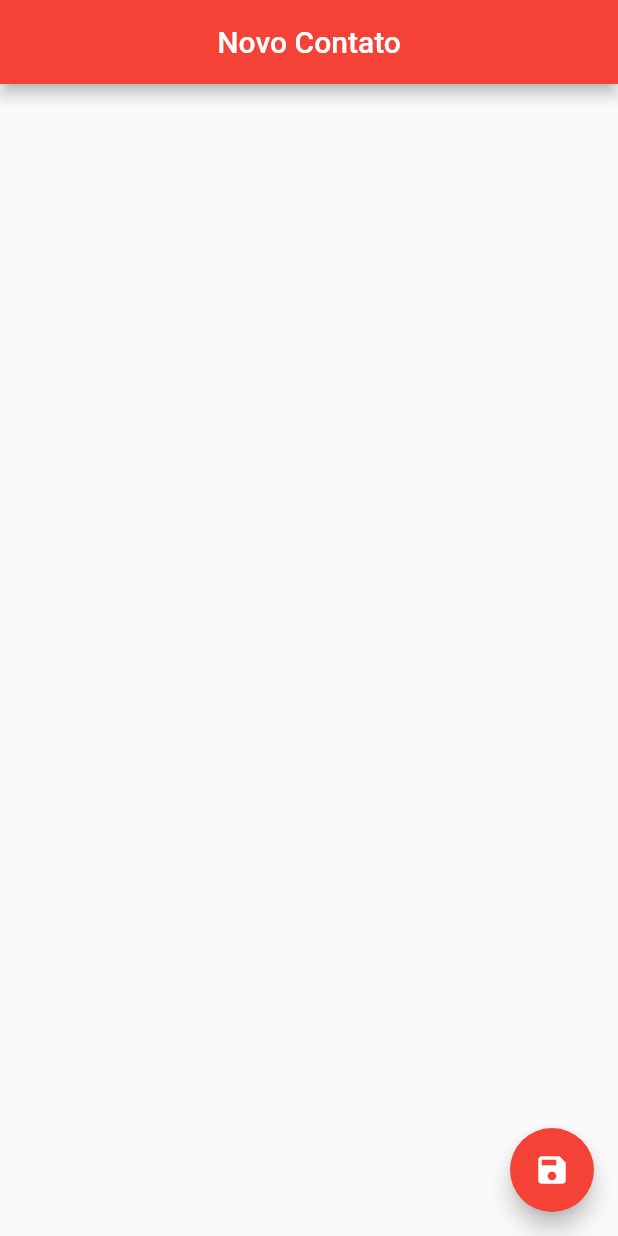
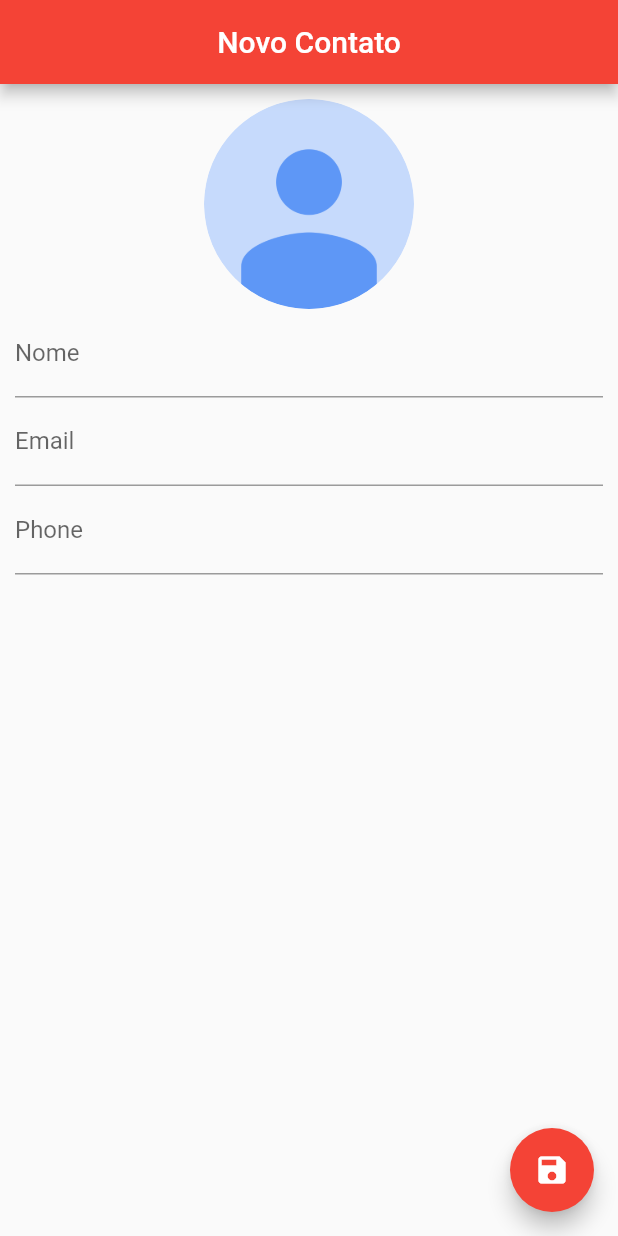
Before and after one commit to leandrorj/flutter_agenda, a Flutter app: the screen it shows after launch, on a phone screen of 412 x 824 dp. Run offline on Flutter 3.47's test engine with Material 2 defaults, Android fonts, the phone set to English and light mode, and no system bars; our stand-ins replace sqflite; accounts and stored records are empty.

Commit message:
layout da tela de contato

```diff
--- a/lib/ui/contact_page.dart
+++ b/lib/ui/contact_page.dart
@@ -1,3 +1,5 @@
+import 'dart:io';
+
 import 'package:flutter/material.dart';
 import 'package:flutter_agenda/helpers/contact_helper.dart';
 
@@ -12,6 +14,11 @@ class ContactPage extends StatefulWidget {
 }
 
 class _ContactPageState extends State<ContactPage> {
+  final _nameController = TextEditingController();
+  final _emailController = TextEditingController();
+  final _phoneController = TextEditingController();
+
+  bool _userEdited = false;
   Contact _editContact;
 
   @override
@@ -22,6 +29,10 @@ class _ContactPageState extends State<ContactPage> {
       _editContact = Contact();
     } else {
       _editContact = Contact.fromMap(widget.contact.toMap());
+
+      _nameController.text = _editContact.name;
+      _nameController.text = _editContact.email;
+      _phoneController.text = _editContact.phone;
     }
   }
 
@@ -34,9 +45,57 @@ class _ContactPageState extends State<ContactPage> {
         centerTitle: true,
       ),
       floatingActionButton: FloatingActionButton(
-          onPressed: (){},
+        onPressed: () {},
         child: Icon(Icons.save),
         backgroundColor: Colors.red,
+      ),
+      body: SingleChildScrollView(
+        padding: EdgeInsets.all(10.0),
+        child: Column(
+          children: <Widget>[
+            GestureDetector(
+              child: Container(
+                width: 140.0,
+                height: 140.0,
+                decoration: BoxDecoration(
+                  shape: BoxShape.circle,
+                  image: DecorationImage(
+                      image: _editContact.img != null
+                          ? FileImage(File(_editContact.img))
+                          : AssetImage("images/person.png")),
+                ),
+              ),
+            ),
+            TextField(
+              controller: _nameController,
+              decoration: InputDecoration(labelText: "Nome"),
+              onChanged: (text) {
+                _userEdited = true;
+                setState(() {
+                  _editContact.name = text;
+                });
+              },
+            ),
+            TextField(
+              controller: _emailController,
+              decoration: InputDecoration(labelText: "Email"),
+              onChanged: (text) {
+                _userEdited = true;
+                _editContact.email = text;
+              },
+              keyboardType: TextInputType.emailAddress,
+            ),
+            TextField(
+              controller: _phoneController,
+              decoration: InputDecoration(labelText: "Phone"),
+              onChanged: (text) {
+                _userEdited = true;
+                _editContact.phone = text;
+              },
+              keyboardType: TextInputType.phone,
+            ),
+          ],
+        ),
       ),
     );
   }
```
